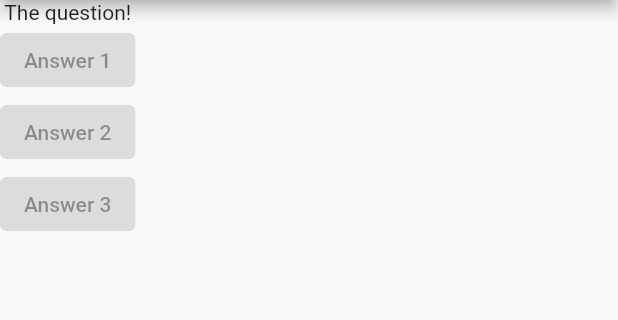
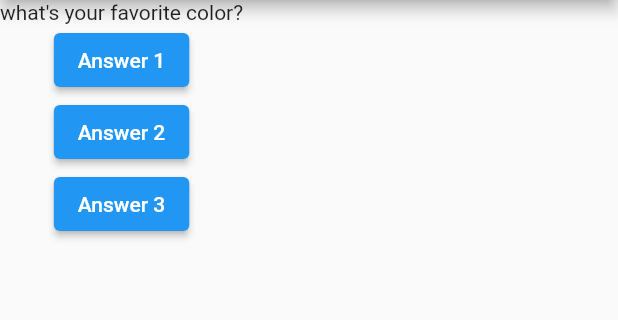
Before and after one commit to osama-kh/flutter-projects-practie, a Flutter app: the screen it shows after launch, on a phone screen of 412 x 824 dp, the part 84-404 px from its top. Run offline on Flutter 3.47's test engine with Material 2 defaults, Android fonts, the phone set to English and light mode, and no system bars.

Commit message:
statless widget

```diff
--- a/lib/main.dart
+++ b/lib/main.dart
@@ -7,9 +7,18 @@ import 'package:flutter/material.dart';
 void main() => runApp(MyApp());
 
 class MyApp extends StatelessWidget {
+  var indx = 0;
+  void answerQuestion() {
+    indx++;
+    print(indx);
+  }
+
   @override
   Widget build(BuildContext context) {
-    // TODO: implement build
+    var quistion = [
+      'what\'s your favorite color?',
+      'what\'s your favorite animal?',
+    ];
 
     //throw UnimplementedError();
     return MaterialApp(
@@ -19,10 +28,16 @@ class MyApp extends StatelessWidget {
         ),
         body: Column(
           children: [
-            Text("The question!"),
-            ElevatedButton(onPressed: null, child: Text('Answer 1')),
-            ElevatedButton(onPressed: null, child: Text('Answer 2')),
-            ElevatedButton(onPressed: null, child: Text('Answer 3'))
+            Text(quistion[indx]),
+            ElevatedButton(onPressed: answerQuestion, child: Text('Answer 1')),
+            ElevatedButton(
+                onPressed: () => print("answer 2 chosen"),
+                child: Text('Answer 2')),
+            ElevatedButton(
+                onPressed: () {
+                  print("answer 3");
+                },
+                child: Text('Answer 3'))
           ],
         ),
       ),
```
